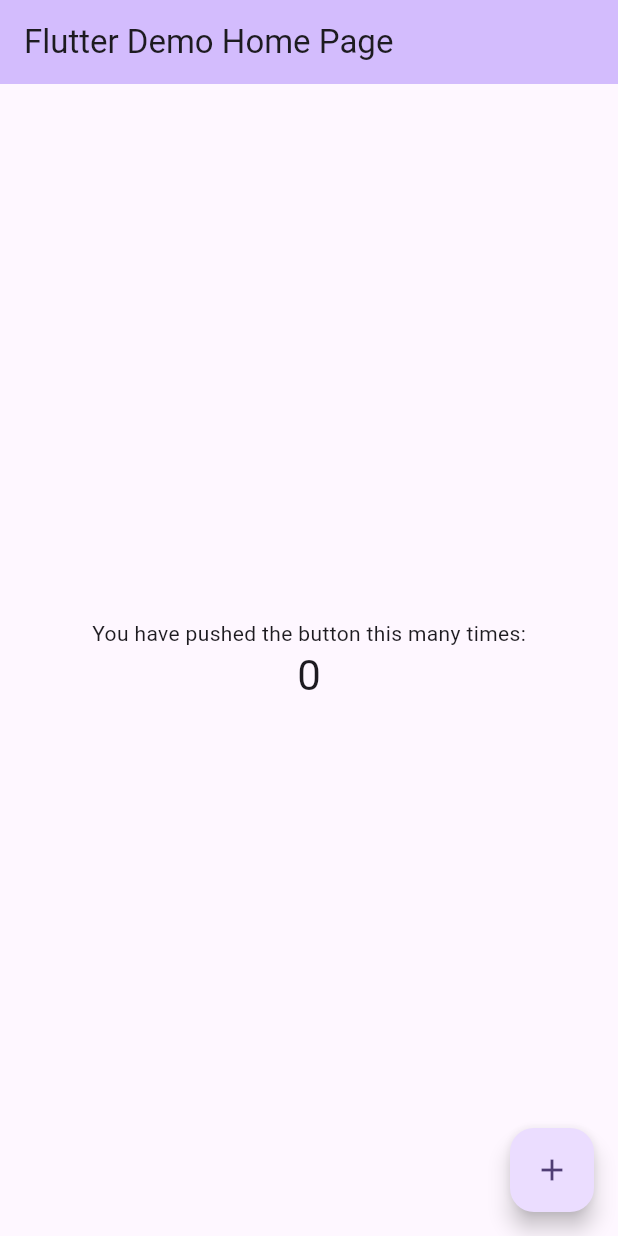
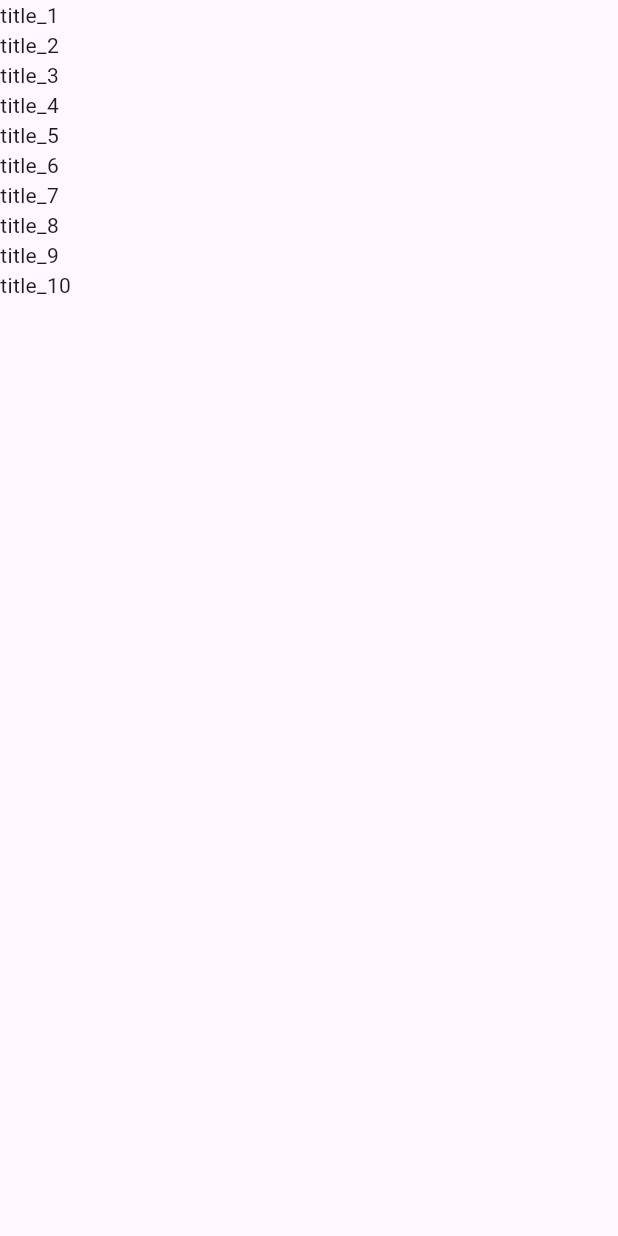
Before and after one commit to theerasan/Movie-Flutter, a Flutter app: the screen it shows after launch, on a phone screen of 412 x 824 dp. Run offline on Flutter 3.47's test engine with Material 3 defaults, Android fonts, the phone set to English and light mode, and no system bars.

Commit message:
feat: init movie list screen
- Just create prove of concept the can display the mocking list of movie

```diff
--- /dev/null
+++ b/pop_corn/lib/data/model/movie_dto.dart
@@ -0,0 +1,11 @@
+class MovieDTO {
+  MovieDTO(
+    {
+      required this.id,
+      required this.title
+    }
+  );
+
+  final num id;
+  final String title;
+}
--- a/pop_corn/lib/main.dart
+++ b/pop_corn/lib/main.dart
@@ -1,11 +1,15 @@
 import 'package:flutter/material.dart';
+import 'package:pop_corn/presentation/movie_list/movie.dart';
+import 'package:pop_corn/presentation/movie_list/movie_list.dart';
+
+import 'main_development.dart' as development;
 
 void main() {
-  runApp(const MyApp());
+  development.main();
 }
 
-class MyApp extends StatelessWidget {
-  const MyApp({super.key});
+class PopcornApp extends StatelessWidget {
+  const PopcornApp({super.key});
 
   // This widget is the root of your application.
   @override
@@ -30,93 +34,20 @@ class MyApp extends StatelessWidget {
         // tested with just a hot reload.
         colorScheme: ColorScheme.fromSeed(seedColor: Colors.deepPurple),
       ),
-      home: const MyHomePage(title: 'Flutter Demo Home Page'),
+      home: Scaffold(
+        body: MovieList(movies: [
+          Movie(id: 1, title: "title_1"),
+          Movie(id: 2, title: "title_2"),
+          Movie(id: 3, title: "title_3"),
+          Movie(id: 4, title: "title_4"),
+          Movie(id: 5, title: "title_5"),
+          Movie(id: 6, title: "title_6"),
+          Movie(id: 7, title: "title_7"),
+          Movie(id: 8, title: "title_8"),
+          Movie(id: 9, title: "title_9"),
+          Movie(id: 10, title: "title_10"),
+        ]),
+      ),
     );
   }
 }
-
-class MyHomePage extends StatefulWidget {
-  const MyHomePage({super.key, required this.title});
-
-  // This widget is the home page of your application. It is stateful, meaning
-  // that it has a State object (defined below) that contains fields that affect
-  // how it looks.
-
-  // This class is the configuration for the state. It holds the values (in this
-  // case the title) provided by the parent (in this case the App widget) and
-  // used by the build method of the State. Fields in a Widget subclass are
-  // always marked "final".
-
-  final String title;
-
-  @override
-  State<MyHomePage> createState() => _MyHomePageState();
-}
-
-class _MyHomePageState extends State<MyHomePage> {
-  int _counter = 0;
-
-  void _incrementCounter() {
-    setState(() {
-      // This call to setState tells the Flutter framework that something has
-      // changed in this State, which causes it to rerun the build method below
-      // so that the display can reflect the updated values. If we changed
-      // _counter without calling setState(), then the build method would not be
-      // called again, and so nothing would appear to happen.
-      _counter++;
-    });
-  }
-
-  @override
-  Widget build(BuildContext context) {
-    // This method is rerun every time setState is called, for instance as done
-    // by the _incrementCounter method above.
-    //
-    // The Flutter framework has been optimized to make rerunning build methods
-    // fast, so that you can just rebuild anything that needs updating rather
-    // than having to individually change instances of widgets.
-    return Scaffold(
-      appBar: AppBar(
-        // TRY THIS: Try changing the color here to a specific color (to
-        // Colors.amber, perhaps?) and trigger a hot reload to see the AppBar
-        // change color while the other colors stay the same.
-        backgroundColor: Theme.of(context).colorScheme.inversePrimary,
-        // Here we take the value from the MyHomePage object that was created by
-        // the App.build method, and use it to set our appbar title.
-        title: Text(widget.title),
-      ),
-      body: Center(
-        // Center is a layout widget. It takes a single child and positions it
-        // in the middle of the parent.
-        child: Column(
-          // Column is also a layout widget. It takes a list of children and
-          // arranges them vertically. By default, it sizes itself to fit its
-          // children horizontally, and tries to be as tall as its parent.
-          //
-          // Column has various properties to control how it sizes itself and
-          // how it positions its children. Here we use mainAxisAlignment to
-          // center the children vertically; the main axis here is the vertical
-          // axis because Columns are vertical (the cross axis would be
-          // horizontal).
-          //
-          // TRY THIS: Invoke "debug painting" (choose the "Toggle Debug Paint"
-          // action in the IDE, or press "p" in the console), to see the
-          // wireframe for each widget.
-          mainAxisAlignment: MainAxisAlignment.center,
-          children: <Widget>[
-            const Text('You have pushed the button this many times:'),
-            Text(
-              '$_counter',
-              style: Theme.of(context).textTheme.headlineMedium,
-            ),
-          ],
-        ),
-      ),
-      floatingActionButton: FloatingActionButton(
-        onPressed: _incrementCounter,
-        tooltip: 'Increment',
-        child: const Icon(Icons.add),
-      ), // This trailing comma makes auto-formatting nicer for build methods.
-    );
-  }
-}
--- /dev/null
+++ b/pop_corn/lib/main_development.dart
@@ -0,0 +1,8 @@
+import 'package:flutter/material.dart';
+import 'package:logging/logging.dart';
+import 'package:pop_corn/main.dart';
+
+void main() {
+  Logger.root.level = Level.ALL;
+  runApp(PopcornApp());
+}
--- /dev/null
+++ b/pop_corn/lib/main_staging.dart
@@ -0,0 +1,8 @@
+import 'package:flutter/material.dart';
+import 'package:logging/logging.dart';
+import 'package:pop_corn/main.dart';
+
+void main() {
+  Logger.root.level = Level.ALL;
+  runApp(PopcornApp());
+}
--- /dev/null
+++ b/pop_corn/lib/presentation/movie_list/movie.dart
@@ -0,0 +1,6 @@
+class Movie {
+  Movie({required this.id, required this.title});
+
+  final num id;
+  final String title;
+}
--- /dev/null
+++ b/pop_corn/lib/presentation/movie_list/movie_list.dart
@@ -0,0 +1,24 @@
+import 'package:flutter/material.dart';
+import 'package:pop_corn/presentation/movie_list/movie.dart';
+
+class MovieList extends StatefulWidget {
+
+  final List<Movie> movies;
+  const MovieList({
+    super.key,
+    required this.movies
+  });
+
+  @override
+  _MovieListState createState() => _MovieListState();
+}
+
+class _MovieListState extends State<MovieList> {
+  @override
+  Widget build(BuildContext context) {
+    return ListView.builder(
+      itemCount:  widget.movies.length,
+      itemBuilder: (ctx, index) => Text(widget.movies[index].title)
+    );
+  }
+}
--- a/pop_corn/pubspec.yaml
+++ b/pop_corn/pubspec.yaml
@@ -34,6 +34,8 @@ dependencies:
   # The following adds the Cupertino Icons font to your application.
   # Use with the CupertinoIcons class for iOS style icons.
   cupertino_icons: ^1.0.8
+  logging: ^1.3.0
+  provider: ^6.1.2
 
 dev_dependencies:
   flutter_test:
```
Also changed, not shown: pop_corn/pubspec.lock, 2 other files.
